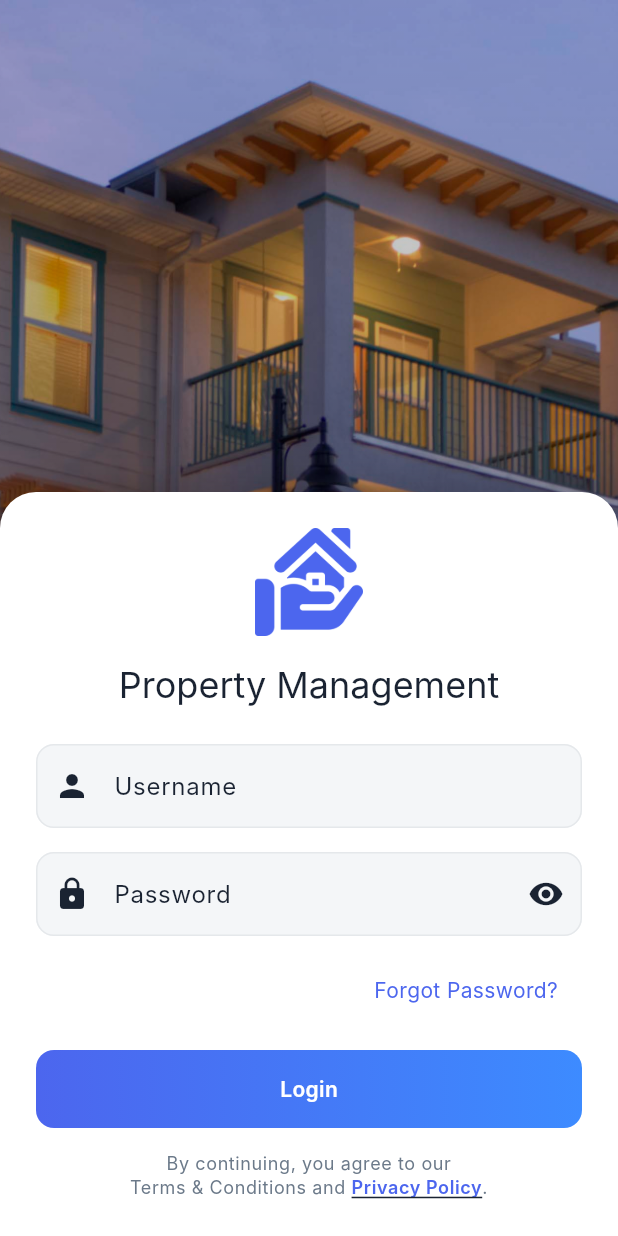
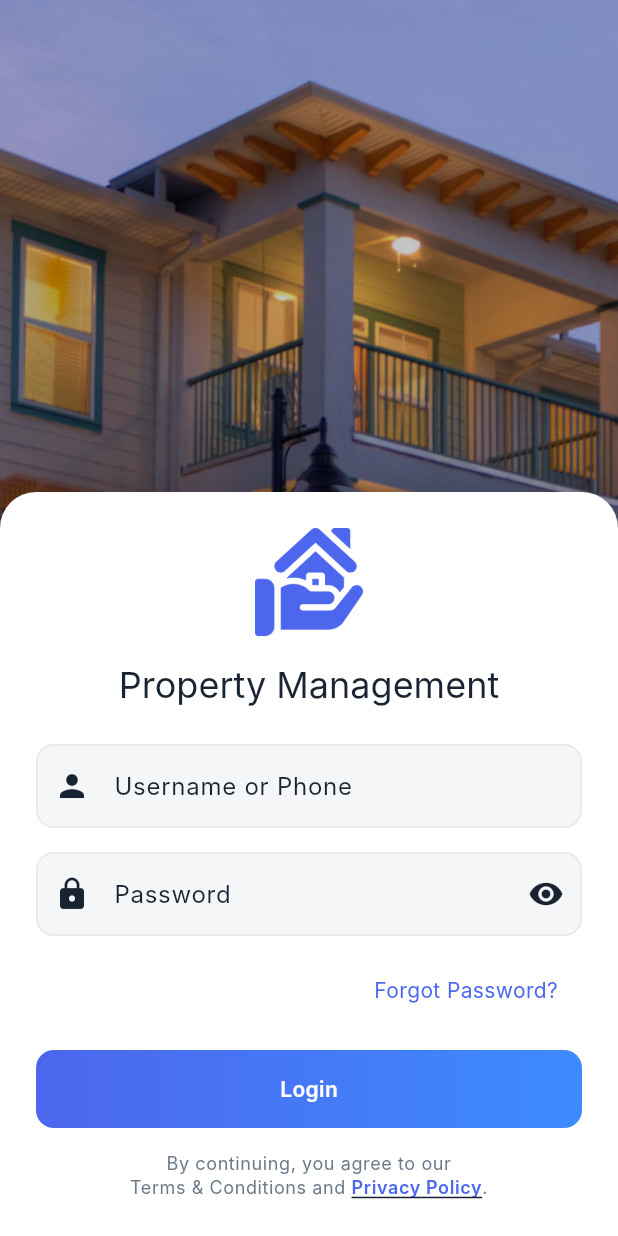
Before and after one commit to chemoiko-cmd/login_again, a Flutter app: the screen it shows after launch, on a phone screen of 412 x 824 dp. Run offline on Flutter 3.47's test engine with Material 3 defaults, Android fonts, the light colour scheme and no system bars; drawn by our look-alikes of upgrader; our stand-ins replace bloc, dartz, dio, equatable, flutter_bloc, flutter_markdown and 7 more; accounts and stored records are empty; Roboto replaces fonts that are missing (Inter).

Commit message:
phone login

```diff
--- a/lib/core/api/api_client.dart
+++ b/lib/core/api/api_client.dart
@@ -5,7 +5,7 @@ class ApiClient {
   final Dio dio;
   final String baseUrl;
 
-  ApiClient({this.baseUrl = 'http://192.168.100.236:8069'})
+  ApiClient({this.baseUrl = 'http://192.168.1.7:8069'})
     // http://192.168.1.7:8069  https://rental.kolapro.com
     : dio = Dio(
         BaseOptions(
--- a/lib/features/auth/presentation/pages/login_page.dart
+++ b/lib/features/auth/presentation/pages/login_page.dart
@@ -225,13 +225,13 @@ class _LoginPageState extends State<LoginPage> {
                                     TextFormField(
                                       controller: _usernameController,
                                       decoration: const InputDecoration(
-                                        labelText: 'Username',
+                                        labelText: 'Username or Phone',
                                         prefixIcon: Icon(Icons.person),
                                         border: OutlineInputBorder(),
                                       ),
                                       validator: (value) {
                                         if (value == null || value.isEmpty) {
-                                          return 'Please enter your username';
+                                          return 'Please enter your username or phone';
                                         }
                                         return null;
                                       },
--- a/pubspec.yaml
+++ b/pubspec.yaml
@@ -16,7 +16,7 @@ publish_to: 'none' # Remove this line if you wish to publish to pub.dev
 # https://developer.apple.com/library/archive/documentation/General/Reference/InfoPlistKeyReference/Articles/CoreFoundationKeys.html
 # In Windows, build-name is used as the major, minor, and patch parts
 # of the product and file versions while build-number is used as the build suffix.
-version: 1.0.68+68
+version: 1.0.69+69
 
 
 environment:
```
Also changed, not shown: lib/features/auth/presentation/pages/reset_password_with_token_page.dart (+18 -0 lines).
